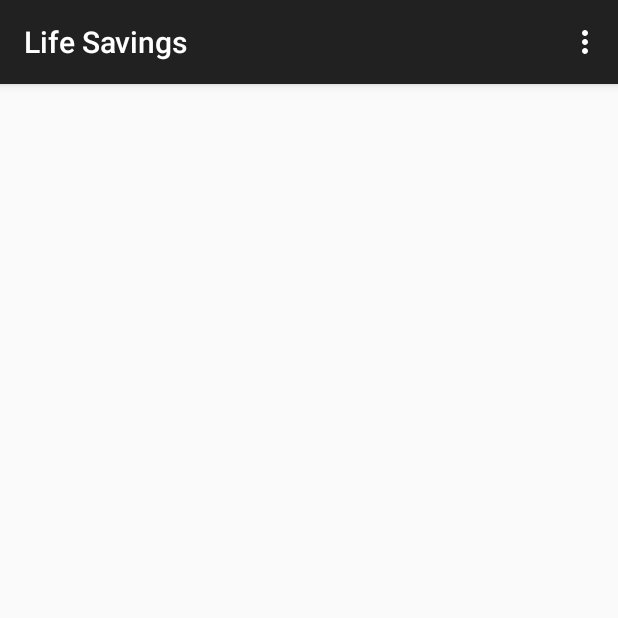
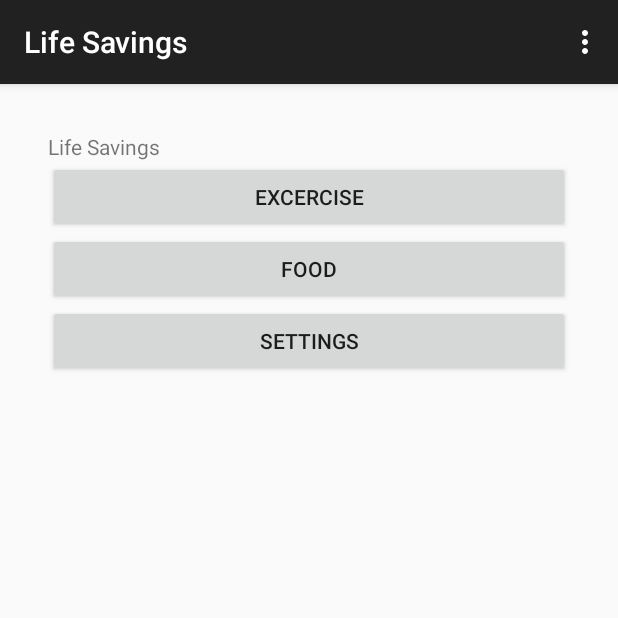
Before and after one commit to dmcvicar/Life-Savings, an Android app: the screen it shows after launch (HomeActivity), on a phone screen of 412 x 824 dp, the top half of it. Run offline under Robolectric (Android 15) with nearby library versions, the phone set to English and light mode, and no system bars.

Commit message:
Added buttons to home activity

```diff
--- a/LifeSavings/app/src/main/java/cs480/lifesavings/HomeActivity.java
+++ b/LifeSavings/app/src/main/java/cs480/lifesavings/HomeActivity.java
@@ -4,6 +4,7 @@ import android.support.v7.app.ActionBarActivity;
 import android.os.Bundle;
 import android.view.Menu;
 import android.view.MenuItem;
+import android.view.View;
 
 
 public class HomeActivity extends ActionBarActivity {
@@ -36,4 +37,16 @@ public class HomeActivity extends ActionBarActivity {
 
         return super.onOptionsItemSelected(item);
     }
+
+    public void onExcerciseClicked(View view) {
+
+    }
+
+    public void onFoodClicked(View view) {
+
+    }
+
+    public void onSettingsClicked(View view) {
+
+    }
 }
--- a/LifeSavings/app/src/main/res/layout/activity_home.xml
+++ b/LifeSavings/app/src/main/res/layout/activity_home.xml
@@ -1,8 +1,46 @@
-<RelativeLayout xmlns:android="http://schemas.android.com/apk/res/android"
-    xmlns:tools="http://schemas.android.com/tools" android:layout_width="match_parent"
-    android:layout_height="match_parent" android:paddingLeft="@dimen/activity_horizontal_margin"
+<?xml version="1.0" encoding="utf-8"?>
+<ScrollView xmlns:android="http://schemas.android.com/apk/res/android"
+    xmlns:tools="http://schemas.android.com/tools"
+    android:layout_width="fill_parent"
+    android:layout_height="match_parent"
+    android:paddingLeft="@dimen/activity_horizontal_margin"
     android:paddingRight="@dimen/activity_horizontal_margin"
     android:paddingTop="@dimen/activity_vertical_margin"
-    android:paddingBottom="@dimen/activity_vertical_margin" tools:context=".HomeActivity">
+    android:paddingBottom="@dimen/activity_vertical_margin"
+    tools:context=".HomeActivity">
+    <LinearLayout xmlns:android="http://schemas.android.com/apk/res/android"
+        xmlns:tools="http://schemas.android.com/tools"
+        android:orientation="vertical"
+        android:layout_width="match_parent"
+        android:layout_height="wrap_content"
+        android:paddingLeft="@dimen/activity_horizontal_margin"
+        android:paddingRight="@dimen/activity_horizontal_margin"
+        android:paddingTop="@dimen/activity_vertical_margin"
+        android:paddingBottom="@dimen/activity_vertical_margin"
+        tools:context=".HomeActivity">
 
-</RelativeLayout>
+        <TextView
+            android:layout_width="fill_parent"
+            android:layout_height="wrap_content"
+            android:text="@string/app_name"/>
+
+        <Button
+            android:layout_width="fill_parent"
+            android:layout_height="wrap_content"
+            android:text="@string/excercise_button"
+            android:onClick="onExcerciseClicked"/>
+
+        <Button
+            android:layout_width="fill_parent"
+            android:layout_height="wrap_content"
+            android:text="@string/food_button"
+            android:onClick="onFoodClicked"/>
+
+        <Button
+            android:layout_width="fill_parent"
+            android:layout_height="wrap_content"
+            android:text="@string/settings"
+            android:onClick="onSettingsClicked"/>
+
+    </LinearLayout>
+</ScrollView>
--- a/LifeSavings/app/src/main/res/values/strings.xml
+++ b/LifeSavings/app/src/main/res/values/strings.xml
@@ -3,5 +3,8 @@
 
     <string name="app_name">Life Savings</string>
     <string name="action_settings">Settings</string>
+    <string name="excercise_button">Excercise</string>
+    <string name="food_button">Food</string>
+    <string name="settings">Settings</string>
 
 </resources>
```
